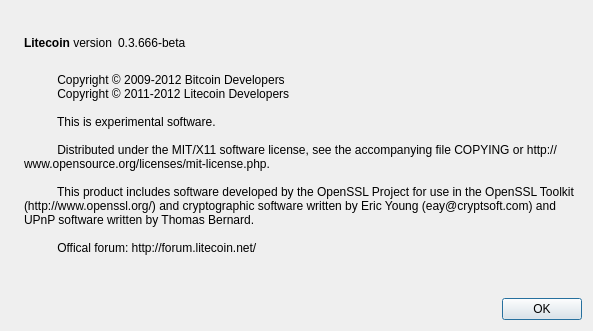
First picture: the form in src/qt/forms/aboutdialog.ui, repository pcheddar/primecoin, before the edit.
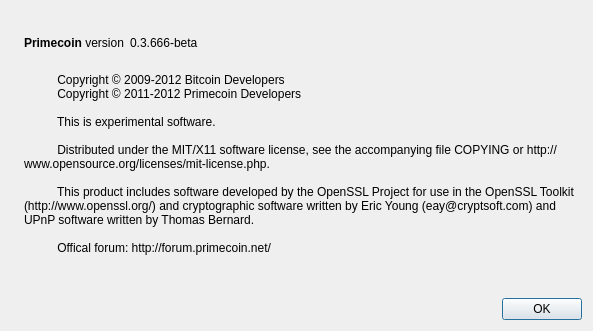
Second picture: the form after the edit. Icons and pictures are not drawn.

Commit message: Renamed Primecoin

Diff of the .ui file:
```diff
--- a/src/qt/forms/aboutdialog.ui
+++ b/src/qt/forms/aboutdialog.ui
@@ -50,7 +50,7 @@
           <cursorShape>IBeamCursor</cursorShape>
          </property>
          <property name="text">
-          <string>&lt;b&gt;Litecoin&lt;/b&gt; version</string>
+          <string>&lt;b&gt;Primecoin&lt;/b&gt; version</string>
          </property>
          <property name="textInteractionFlags">
           <set>Qt::LinksAccessibleByMouse|Qt::TextSelectableByKeyboard|Qt::TextSelectableByMouse</set>
@@ -96,7 +96,7 @@
        <property name="text">
         <string>
           Copyright © 2009-2012 Bitcoin Developers
-          Copyright © 2011-2012 Litecoin Developers
+          Copyright © 2011-2012 Primecoin Developers
 
           This is experimental software.
 
@@ -104,7 +104,7 @@
 
           This product includes software developed by the OpenSSL Project for use in the OpenSSL Toolkit (http://www.openssl.org/) and cryptographic software written by Eric Young (eay@cryptsoft.com) and UPnP software written by Thomas Bernard.
 
-          Offical forum: http://forum.litecoin.net/
+          Offical forum: http://forum.primecoin.net/
         </string>
        </property>
        <property name="wordWrap">
```
Left out of the diff: 2 changed lines with no effect on the pictures. The commit also changes 89 other files.
